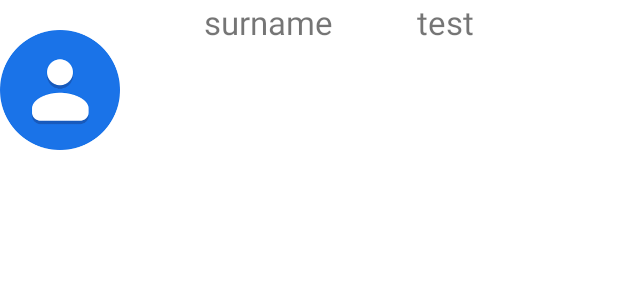
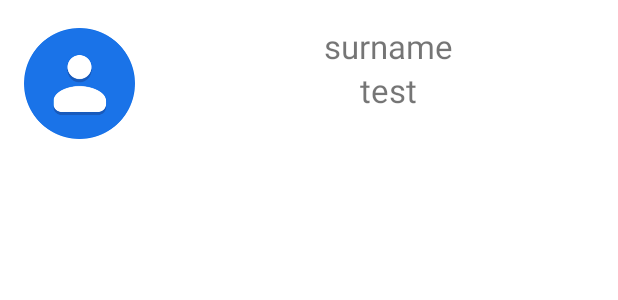
Before and after one commit to jeromebonard/jeromebonard, an Android app: the layout list_item.xml on its own in the app's theme, with its tools: preview values and no code run, on a phone screen of 412 x 824 dp. Shown: the top 300 px of the screen. Run offline under Robolectric (Android 15) with nearby library versions, the light colour scheme and no system bars.

Commit message:
Ajout image contact

```diff
--- a/Jay/app/src/main/java/com/app/jay/Contact.java
+++ b/Jay/app/src/main/java/com/app/jay/Contact.java
@@ -6,7 +6,7 @@ public class Contact implements Serializable {
 
     private String gender, name, surname, dOBirth, telephone ,
             mail, postalC, city;
-    private int imageId;
+    private int imageId = R.drawable.image_contact;
 
     public Contact(){
     }
--- a/Jay/app/src/main/java/com/app/jay/MainActivity.java
+++ b/Jay/app/src/main/java/com/app/jay/MainActivity.java
@@ -6,6 +6,8 @@ import android.content.Intent;
 import android.os.Bundle;
 import android.util.Log;
 import android.view.View;
+import android.widget.AdapterView;
+import android.widget.AdapterViewAnimator;
 import android.widget.Button;
 import android.widget.ListView;
 import android.widget.TextView;
@@ -18,6 +20,7 @@ public class MainActivity extends AppCompatActivity {
 
     private ArrayList<Contact> contactList = new ArrayList<>();
     private ContactAdapter adapter;
+    private ListView listView;
 
     @Override
     protected void onCreate(Bundle savedInstanceState) {
@@ -35,9 +38,22 @@ public class MainActivity extends AppCompatActivity {
             }
         });
         adapter = new ContactAdapter(getApplicationContext(), R.layout.list_item, contactList);
-        ListView listView = findViewById(R.id.contact_list);
+        listView = findViewById(R.id.contact_list);
         listView.setAdapter(adapter);
+
+
+        listView.setOnItemClickListener(new AdapterView.OnItemClickListener() {
+            @Override
+            public void onItemClick(AdapterView<?> adapterView, View view, int i, long l) {
+                Intent intent = new Intent(MainActivity.this, AddContactActivity.class);
+                intent.putExtra("Test", listView.getItemAtPosition(i).toString());
+                startActivity(intent);
+            }
+
+        });
+
     }
+
 
     @Override
     public void onActivityResult(int requestCode, int resultCode, Intent data) {
@@ -82,4 +98,5 @@ public class MainActivity extends AppCompatActivity {
         super.onDestroy();
         Log.i("MainActivity", "onDestroy");
     }
+
 }
--- a/Jay/app/src/main/res/layout/list_item.xml
+++ b/Jay/app/src/main/res/layout/list_item.xml
@@ -1,42 +1,42 @@
 <?xml version="1.0" encoding="utf-8"?>
-<androidx.constraintlayout.widget.ConstraintLayout xmlns:android="http://schemas.android.com/apk/res/android"
+<LinearLayout xmlns:android="http://schemas.android.com/apk/res/android"
+    xmlns:app="http://schemas.android.com/apk/res-auto"
     xmlns:tools="http://schemas.android.com/tools"
     android:layout_width="match_parent"
-    android:layout_height="match_parent"
-    xmlns:app="http://schemas.android.com/apk/res-auto">
+    android:layout_height="match_parent">
 
         <ImageView
             android:id="@+id/contact_imageview"
-        android:layout_width="80dp"
-        android:layout_height="120dp"
+            android:layout_width="74dp"
+            android:layout_height="79dp"
+            android:layout_margin="16dp"
             android:src="@drawable/image_contact"
-        tools:ignore="MissingConstraints"
-        tools:layout_editor_absoluteX="16dp"
-        tools:layout_editor_absoluteY="-1dp" />
+            tools:ignore="MissingConstraints" />
+
+        <LinearLayout
+            android:layout_width="match_parent"
+            android:layout_height="match_parent"
+            android:orientation="vertical">
+
+            <TextView
+                android:id="@+id/surname_textview"
+                android:layout_width="wrap_content"
+                android:layout_height="wrap_content"
+                android:layout_gravity="center"
+                android:layout_marginTop="16dp"
+                android:text="surname"
+                android:textSize="22dp"
+                tools:ignore="MissingConstraints" />
 
             <TextView
                 android:id="@+id/name_textview"
                 android:layout_width="wrap_content"
                 android:layout_height="wrap_content"
                 android:layout_gravity="center"
-        android:layout_marginStart="56dp"
                 android:text="test"
                 android:textSize="22dp"
-        app:layout_constraintStart_toEndOf="@+id/surname_textview"
-        tools:layout_editor_absoluteY="45dp"
                 tools:ignore="MissingConstraints" />
 
-    <TextView
-        android:id="@+id/surname_textview"
-        android:layout_width="wrap_content"
-        android:layout_height="wrap_content"
-        android:layout_gravity="center"
-        android:layout_marginStart="56dp"
-        android:text="surname"
-        android:textSize="22dp"
-        app:layout_constraintStart_toEndOf="@+id/contact_imageview"
-        tools:layout_editor_absoluteY="45dp"
-        tools:ignore="MissingConstraints" />
+        </LinearLayout>
 
-
-</androidx.constraintlayout.widget.ConstraintLayout>
+</LinearLayout>
```
Lines whose indentation alone changed are shown as unchanged.
